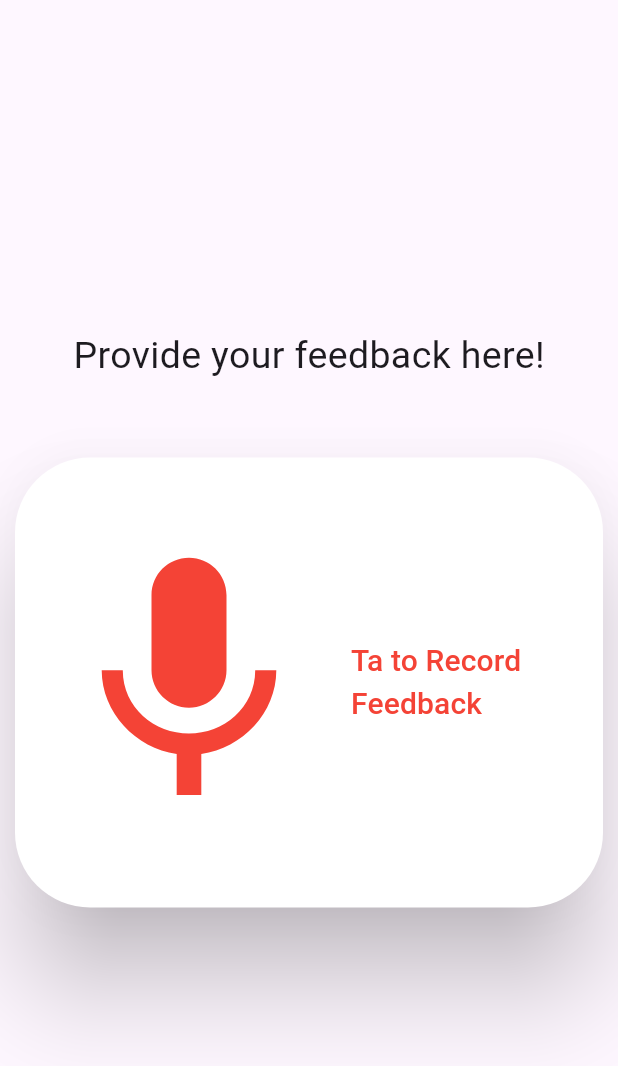
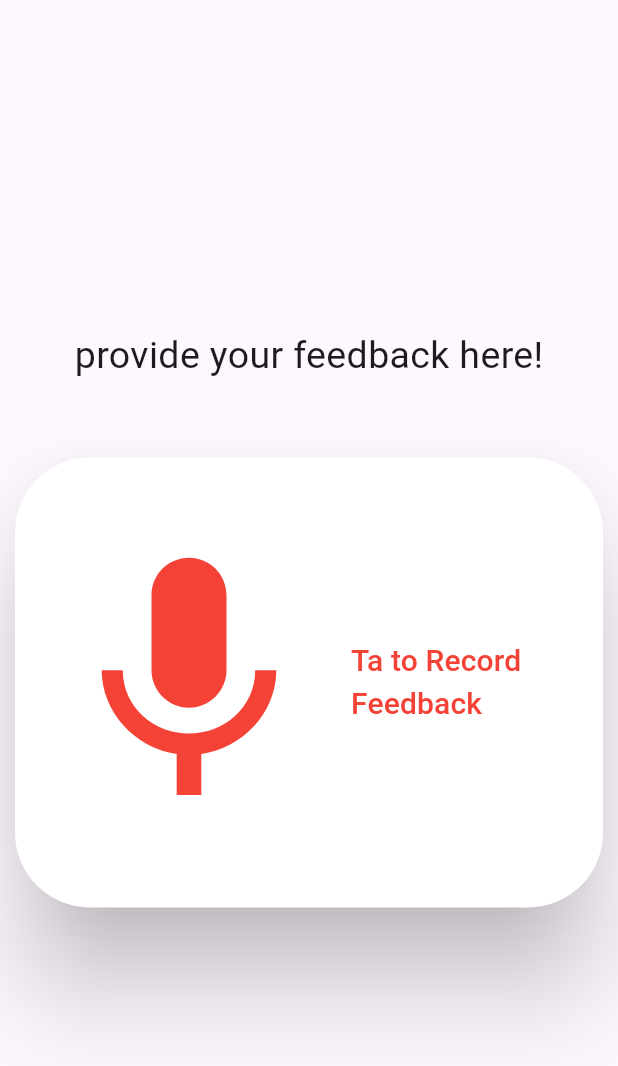
Before and after one commit to Hassan22956/AIEYEGUIDE_FYP1-master, a Flutter app: the FeedbackOverlayScreen widget shown alone on an empty page, opened directly, on a phone screen of 412 x 824 dp. Shown: the top 1066 px of the screen. Run offline on Flutter 3.47's test engine with Material 3 defaults, Android fonts, the phone set to English and light mode, and no system bars; our stand-ins replace camera.

Commit message:
in progress

```diff
--- a/lib/feedback.dart
+++ b/lib/feedback.dart
@@ -11,7 +11,7 @@ class FeedbackOverlayScreen extends StatelessWidget {
         mainAxisAlignment: MainAxisAlignment.center,
         children: [
           const Text(
-            'Provide your feedback here!',
+            'provide your feedback here!',
             style: TextStyle(fontSize: 25),
           ),
           const SizedBox(height: 50),
```
